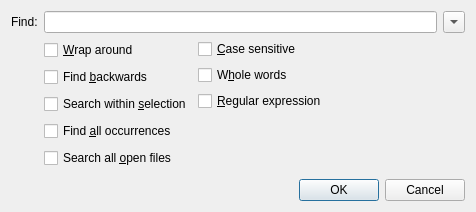
Old version of the form src/Find.ui in the repository Sharpie/TeXworks.
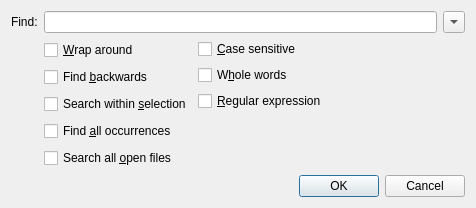
New version of the form.

Commit message: misc icon cleanup, disambig 'Typeset', clean up PDF find dialog

```diff
--- a/src/Find.ui
+++ b/src/Find.ui
@@ -4,12 +4,12 @@
   <property name="windowModality" >
    <enum>Qt::ApplicationModal</enum>
   </property>
-  <property name="geometry" >
+  <property name="geometry">
    <rect>
     <x>0</x>
-    <y>0</y>
+    <y>2</y>
     <width>476</width>
-    <height>212</height>
+    <height>208</height>
    </rect>
   </property>
   <property name="sizePolicy" >
```
Left out of the diff: 140 changed lines with no effect on the pictures. The commit also changes 14 other files.
